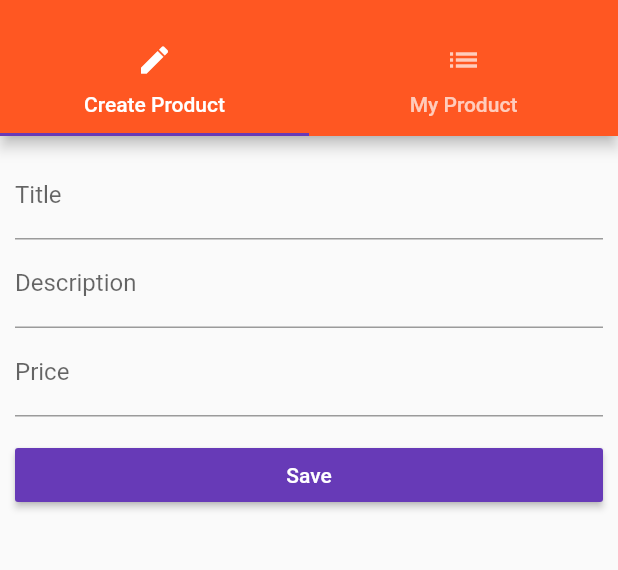
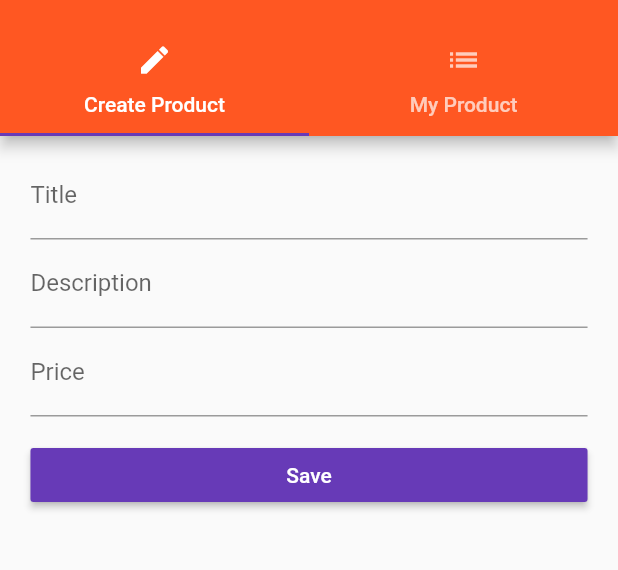
Before and after one commit to AkshitOstwal/LocalDeal, a Flutter app: the ProductAdminPage screen opened by its route, on a phone screen of 412 x 824 dp, the part 59-629 px from its top. Run offline on Flutter 3.47's test engine with Material 2 defaults, Android fonts, the phone set to English and light mode, and no system bars.

Commit message:
added different textfield sizes for different device orientation

```diff
--- a/lib/pages/auth.dart
+++ b/lib/pages/auth.dart
@@ -73,6 +73,8 @@ class _AuthPageState extends State<AuthPage> {
 
   @override
   Widget build(BuildContext context) {
+    final double deviceWidth = MediaQuery.of(context).size.width;
+    final double targetWidth = deviceWidth > 550.0 ? 500 : deviceWidth * 0.95;
     return Scaffold(
       appBar: AppBar(
         title: Text('Login'),
@@ -84,6 +86,8 @@ class _AuthPageState extends State<AuthPage> {
         padding: EdgeInsets.all(10),
         child: Center(
           child: SingleChildScrollView(
+            child: Container(
+              width: targetWidth,
               child: Column(
                 children: <Widget>[
                   _buildEmailTextField(),
@@ -108,6 +112,7 @@ class _AuthPageState extends State<AuthPage> {
             ),
           ),
         ),
+      ),
     );
   }
 }
--- a/lib/pages/product_create.dart
+++ b/lib/pages/product_create.dart
@@ -73,9 +73,12 @@ class _ProductCreatePageState extends State<ProductCreatePage> {
 
   @override
   Widget build(BuildContext context) {
+    final double deviceWidth = MediaQuery.of(context).size.width;
+    final double targetWidth = deviceWidth > 550 ? 500 : deviceWidth * 0.95;
+    final double targetPadding = deviceWidth - targetWidth;
     return Container(
       margin: EdgeInsets.all(10),
-      child: ListView(
+      child: ListView(padding: EdgeInsets.symmetric(horizontal: targetPadding/2),
         children: <Widget>[
           _buildTitleTextField(),
           _buildDescriptionTeftField(),
```
Lines whose indentation alone changed are shown as unchanged.
